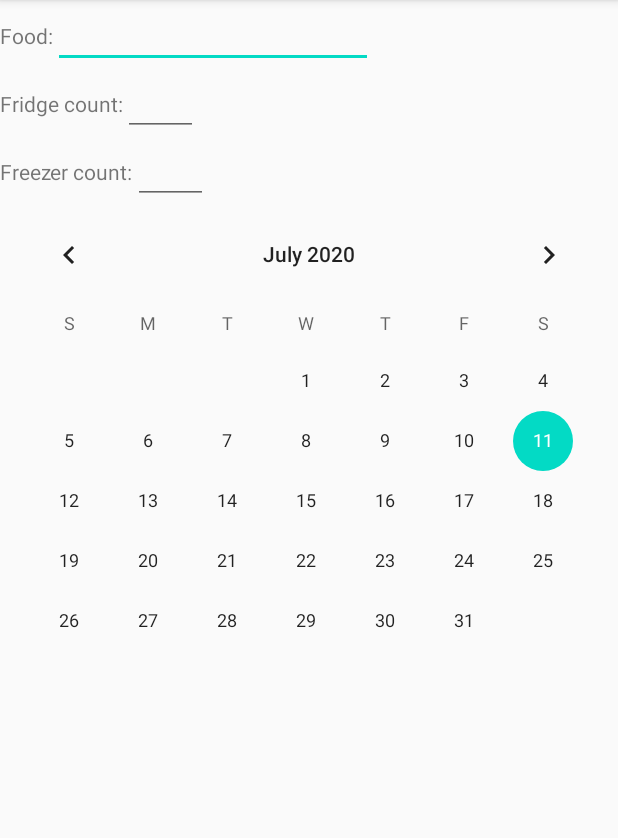
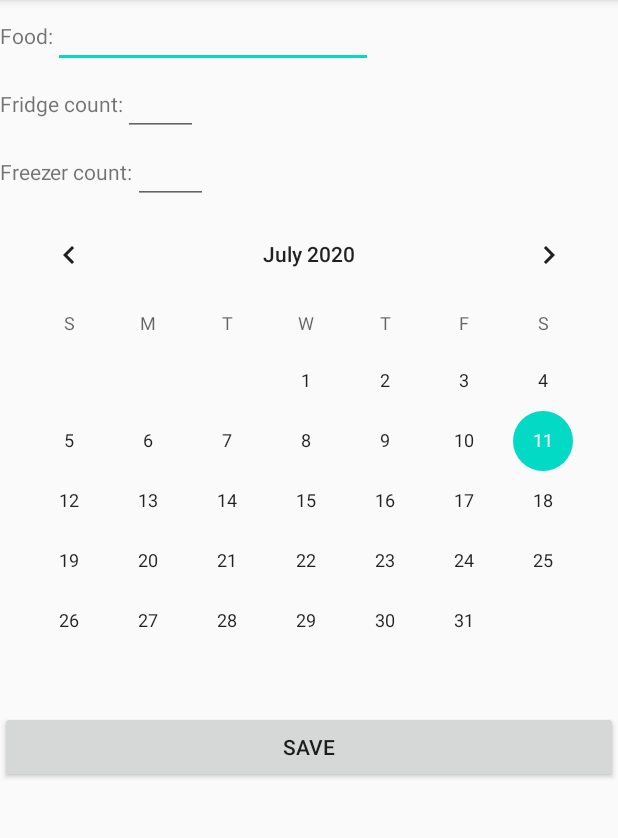
Before and after one commit to DevinDow/FoodTracker, an Android app: the screen it shows after launch (FoodActivity), after a tap on an icon or button, on a phone screen of 412 x 824 dp, the part 84-922 px from its top. Run offline under Robolectric (Android 15) with nearby library versions, the phone set to English and light mode, and no system bars.

Commit message:
started implementing Edit Food

```diff
--- a/app/src/main/java/com/devindow/foodtracker/Food.java
+++ b/app/src/main/java/com/devindow/foodtracker/Food.java
@@ -1,16 +1,19 @@
 package com.devindow.foodtracker;
 
+import android.text.Editable;
+
+import java.io.Serializable;
 import java.time.LocalDate;
 import java.time.Period;
 
-public class Food {
+public class Food implements Serializable {
 
     // Fields
     public final String id;
-    public final String name;
-    public final String date;
-    public final int quantityFridge;
-    public final int quantityFreezer;
+    public String name;
+    public String date;
+    public int quantityFridge;
+    public int quantityFreezer;
 
     // Properties
     public int getDays() {
--- a/app/src/main/java/com/devindow/foodtracker/FoodActivity.java
+++ b/app/src/main/java/com/devindow/foodtracker/FoodActivity.java
@@ -2,13 +2,39 @@ package com.devindow.foodtracker;
 
 import androidx.appcompat.app.AppCompatActivity;
 
+import android.content.Intent;
 import android.os.Bundle;
+import android.view.View;
+import android.widget.Button;
+import android.widget.EditText;
+
+import com.google.android.material.floatingactionbutton.FloatingActionButton;
+
+import java.time.LocalDate;
 
 public class FoodActivity extends AppCompatActivity {
+
+    // Public Fields
+    public Food food;
+
 
     @Override
     protected void onCreate(Bundle savedInstanceState) {
         super.onCreate(savedInstanceState);
         setContentView(R.layout.activity_food);
+
+        // get Food passed in by Intent
+        Intent intent = getIntent();
+        food = (Food)intent.getSerializableExtra("food");
+
+        // Save
+        Button buttonSave = findViewById(R.id.buttonSave);
+        buttonSave.setOnClickListener(new Button.OnClickListener() {
+            @Override
+            public void onClick(View view) {
+                final EditText editName = (EditText) findViewById(R.id.editName);
+                food.name = editName.getText().toString();
+            }
+        });
     }
 }
--- a/app/src/main/java/com/devindow/foodtracker/FoodsFragment.java
+++ b/app/src/main/java/com/devindow/foodtracker/FoodsFragment.java
@@ -16,6 +16,8 @@ import android.view.LayoutInflater;
 import android.view.MotionEvent;
 import android.view.View;
 import android.view.ViewGroup;
+
+import java.time.LocalDate;
 
 /**
  * A fragment representing a list of Items.
@@ -78,8 +80,9 @@ public class FoodsFragment extends Fragment {
                         @Override
                         public void onItemClick(View view, int position) {
                             // edit Food
+                            Food food = Foods.ITEMS.get(position);
                             Intent intent = new Intent(view.getContext(), FoodActivity.class);
-                            //intent.putExtra("food", new Food("0", "test", LocalDate.now().toString(), 1, 0));
+                            intent.putExtra("food", food);
                             startActivity(intent);
                         }
 
--- a/app/src/main/java/com/devindow/foodtracker/MainActivity.java
+++ b/app/src/main/java/com/devindow/foodtracker/MainActivity.java
@@ -8,6 +8,8 @@ import android.view.View;
 
 import com.google.android.material.floatingactionbutton.FloatingActionButton;
 import com.google.android.material.snackbar.Snackbar;
+
+import java.time.LocalDate;
 
 public class MainActivity extends AppCompatActivity {
 
@@ -23,7 +25,8 @@ public class MainActivity extends AppCompatActivity {
             public void onClick(View view) {
             // new Food
             Intent intent = new Intent(view.getContext(), FoodActivity.class);
-            //intent.putExtra("food", new Food("0", "test", LocalDate.now().toString(), 1, 0));
+            Food food = new Food("0", "test", LocalDate.now().toString(), 1, 0);
+            intent.putExtra("food", food);
             startActivity(intent);
             }
         });
--- a/app/src/main/res/layout/activity_food.xml
+++ b/app/src/main/res/layout/activity_food.xml
@@ -69,4 +69,10 @@
         android:layout_width="match_parent"
         android:layout_height="wrap_content" />
 
+    <Button
+        android:id="@+id/buttonSave"
+        android:layout_width="match_parent"
+        android:layout_height="wrap_content"
+        android:text="Save" />
+
 </LinearLayout>
```
Also changed, not shown: 1 other file.
